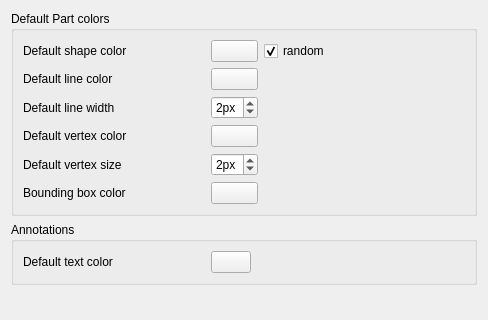
This is src/Mod/Part/Gui/DlgSettingsObjectColor.ui in dulouie/FreeCAD as Qt 5 draws it before an edit; both pictures show x 0 to 488 and y 0 to 320 of the 488 by 554 pixel window. The edited form follows.
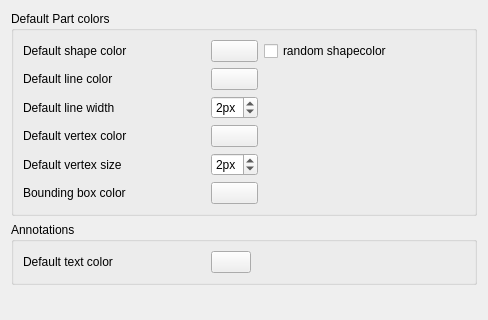
This is the edited form. Custom widgets are drawn as their Qt base class.

Commit message: Random shapecolor

The edit to the form file:
```diff
--- a/src/Mod/Part/Gui/DlgSettingsObjectColor.ui
+++ b/src/Mod/Part/Gui/DlgSettingsObjectColor.ui
@@ -225,12 +225,15 @@
          </widget>
         </item>
         <item row="0" column="2">
-         <widget class="QCheckBox" name="checkBoxRandomColor">
+       <widget class="Gui::PrefCheckBox" name="checkRandomColor">
           <property name="text">
-           <string>random</string>
-          </property>
-          <property name="checked">
-           <bool>true</bool>
+         <string>random shapecolor</string>
+        </property>
+        <property name="prefEntry" stdset="0">
+         <cstring>randomColor</cstring>
+        </property>
+        <property name="prefPath" stdset="0">
+         <cstring>View</cstring>
           </property>
          </widget>
         </item>
@@ -332,6 +335,11 @@
    <extends>QSpinBox</extends>
    <header>Gui/PrefWidgets.h</header>
   </customwidget>
+    <customwidget>
+   <class>Gui::PrefCheckBox</class>
+   <extends>QCheckBox</extends>
+   <header>Gui/PrefWidgets.h</header>
+  </customwidget>
  </customwidgets>
  <tabstops>
   <tabstop>DefaultShapeColor</tabstop>
```
Lines whose indentation alone changed are shown as unchanged. The commit also changes 3 other files.
